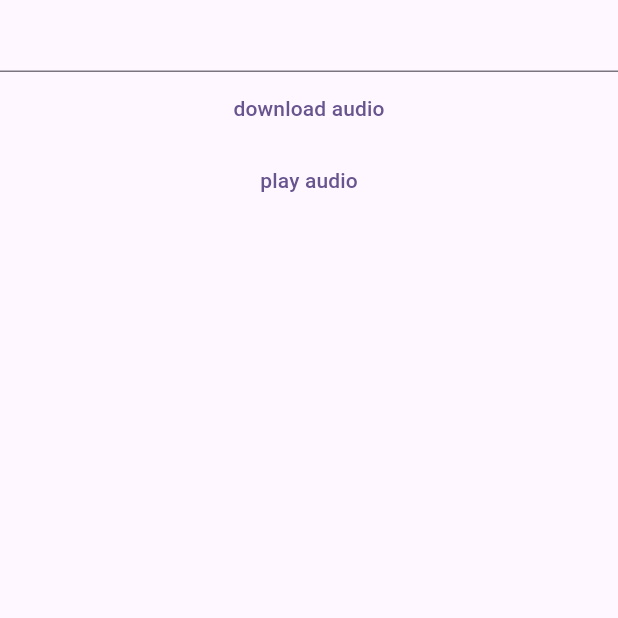
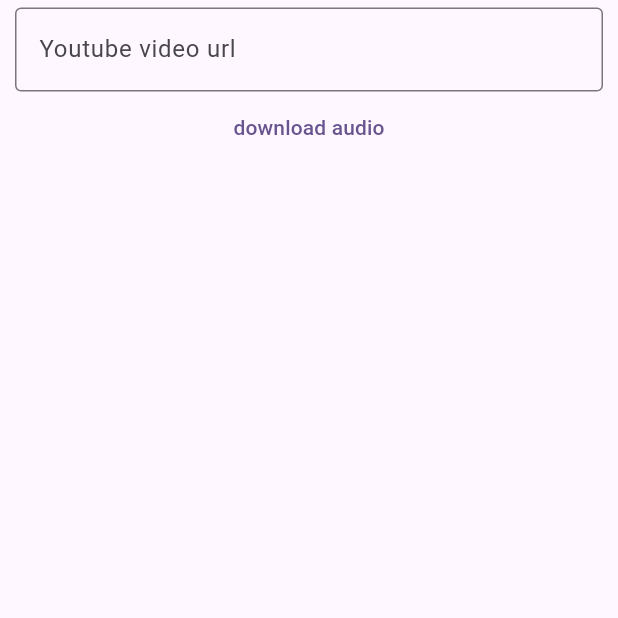
Before and after one commit to Omar-Gebal/kitty-beats, a Flutter app: the screen it shows after launch, after a tap on "download audio", on a phone screen of 412 x 824 dp, the top half of it. Run offline on Flutter 3.47's test engine with Material 3 defaults, Android fonts, the phone set to English and light mode, and no system bars; our stand-ins replace just_audio, mobx; missing offline and left inert: flutter_downloader, youtube_explode_dart; generated files the repository leaves out were written again.

Commit message:
basic ui improvements

```diff
--- a/lib/src/presentation/controllers/home_screen_controller.dart
+++ b/lib/src/presentation/controllers/home_screen_controller.dart
@@ -1,4 +1,3 @@
-import 'dart:io';
 import 'package:kitty_beats/src/presentation/mobx/home_screen_store.dart';
 import 'package:kitty_beats/src/utils/helper_functions.dart';
 import 'package:path_provider/path_provider.dart';
@@ -8,13 +7,21 @@ import 'package:just_audio/just_audio.dart';
 
 class HomeScreenController {
   const HomeScreenController();
+
+  Future<List<String>> returnDownloadedMusic() async {
+    var dataDirectory = await getExternalStorageDirectory();
+    List<String> downloadedMusic = [];
+    await for (var entity
+        in dataDirectory!.list(recursive: true, followLinks: false)) {
+      print(entity.path);
+      downloadedMusic.add(entity.path);
+    }
+    return downloadedMusic;
+  }
+
   void playAudio() async {
     final player = AudioPlayer();
     var dataDirectory = await getExternalStorageDirectory();
-    await for (var entity
-        in dataDirectory!.list(recursive: true, followLinks: false)) {
-      print(entity.path);
-    }
     var songDirectory = '${dataDirectory!.path}/top.mp3';
     //print(songDirectory);
     await player.setAudioSource(AudioSource.file(songDirectory));
--- a/lib/src/presentation/mobx/home_screen_store.dart
+++ b/lib/src/presentation/mobx/home_screen_store.dart
@@ -1,4 +1,6 @@
+import 'dart:io';
 import 'package:mobx/mobx.dart';
+import 'package:path_provider/path_provider.dart';
 part 'home_screen_store.g.dart';
 
 class HomeScreenStore = HomeScreenStoreBase with _$HomeScreenStore;
@@ -7,6 +9,7 @@ abstract class HomeScreenStoreBase with Store {
   //inputs
   @observable
   String url = '';
+
   @observable
   bool isValidUrl = true;
 }
--- a/lib/src/presentation/screens/home_screen.dart
+++ b/lib/src/presentation/screens/home_screen.dart
@@ -12,23 +12,46 @@ class HomeScreen extends StatelessWidget {
     final HomeScreenStore state = HomeScreenStore();
     return Scaffold(
       body: SafeArea(
-        child: Column(children: [
+        child: Padding(
+          padding: const EdgeInsets.symmetric(horizontal: 10, vertical: 5),
+          child: Column(
+            children: [
               TextField(
+                decoration: const InputDecoration(
+                    hintText: 'Youtube video url',
+                    border: OutlineInputBorder()),
                 onChanged: (value) => state.url = value,
               ),
               TextButton(
-            onPressed: () {
+                onPressed: () async {
                   controller.downloadAudio(state);
                 },
-            child: Text('download audio'),
+                child: const Text('download audio'),
               ),
-          TextButton(
-            onPressed: () {
-              controller.playAudio();
+              FutureBuilder(
+                future: controller.returnDownloadedMusic(),
+                builder: (BuildContext context, AsyncSnapshot snapshot) {
+                  if (snapshot.hasData) {
+                    List<String> downloadedMusic = snapshot.data;
+                    return ListView.builder(
+                      shrinkWrap: true,
+                      itemCount: downloadedMusic.length,
+                      itemBuilder: (BuildContext context, int index) {
+                        return ListTile(
+                          title: Text(downloadedMusic[index]),
+                        );
                       },
-            child: Text('play audio'),
-          )
-        ]),
+                    );
+                  } else if (snapshot.hasError) {
+                    return Text('error retrieving songs');
+                  } else {
+                    return Text('loading');
+                  }
+                },
+              ),
+            ],
+          ),
+        ),
       ),
     );
   }
```
Lines whose indentation alone changed are shown as unchanged.
